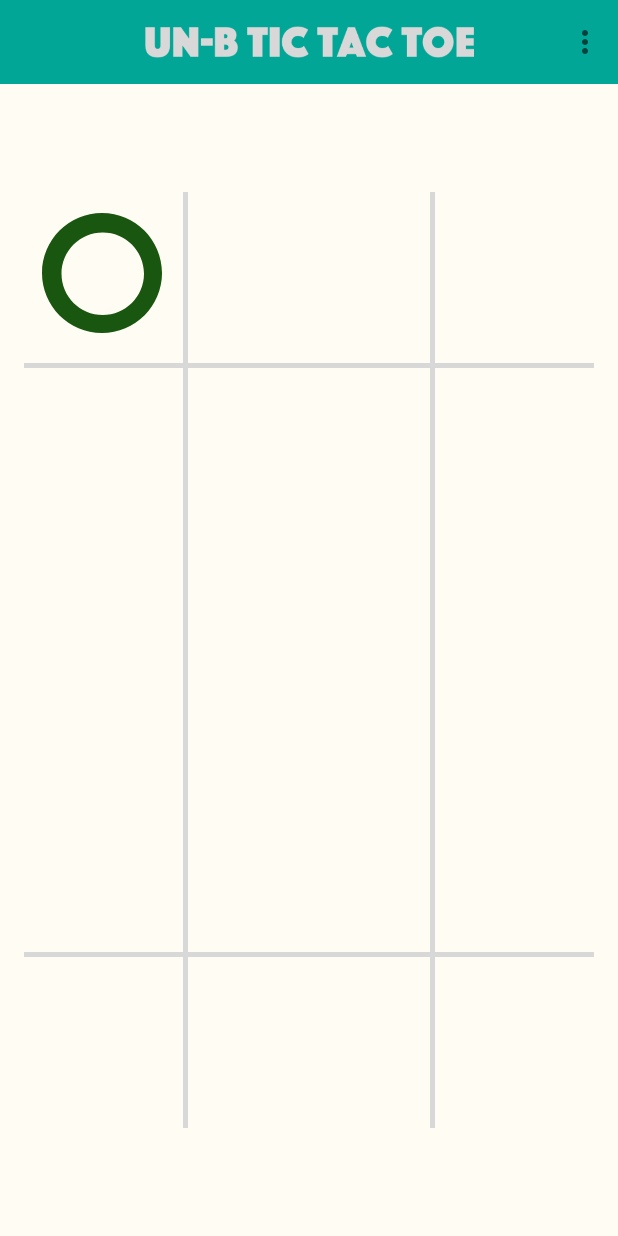
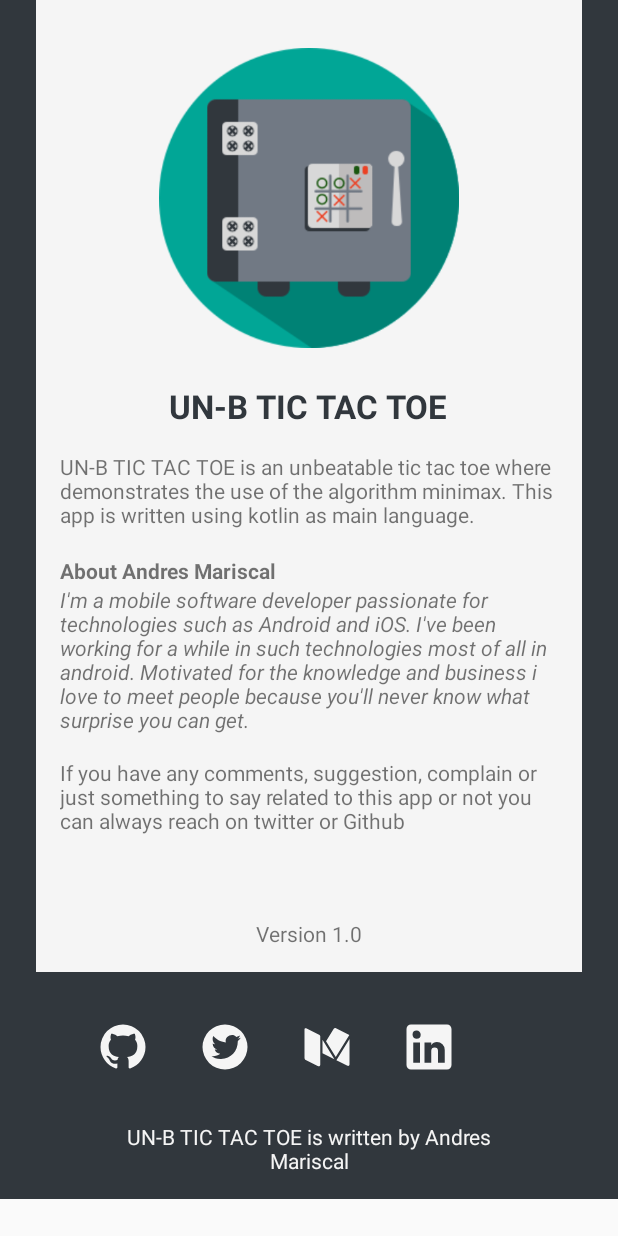
Before and after one commit to mariscallzn/KotlinTicTacToe, an Android app: the BoardActivity screen opened directly, with no data from a screen before it, after a tap on "NO", on a phone screen of 412 x 824 dp. Run offline under Robolectric (Android 15) with nearby library versions, the phone set to English and light mode, and no system bars; 1 statement that could not run was skipped; 1 other tap on this screen came first.

Commit message:
add feature that the computer start the game

```diff
--- /dev/null
+++ b/app/src/main/java/com/mariizcal/tictactoe/about/AboutActivity.kt
@@ -0,0 +1,52 @@
+package com.mariizcal.tictactoe.about
+
+import android.content.Intent
+import android.net.Uri
+import android.os.Bundle
+import android.support.v7.app.AppCompatActivity
+import android.view.Window
+import android.view.WindowManager
+import com.mariizcal.tictactoe.R
+import kotlinx.android.synthetic.main.activity_about.*
+
+/**
+ * Created by andresmariscal on 21/01/17.
+ */
+class AboutActivity : AppCompatActivity() {
+
+    override fun onCreate(savedInstanceState: Bundle?) {
+        super.onCreate(savedInstanceState)
+        requestWindowFeature(Window.FEATURE_NO_TITLE)
+        window.setFlags(WindowManager.LayoutParams.FLAG_FULLSCREEN,
+                WindowManager.LayoutParams.FLAG_FULLSCREEN)
+
+        setContentView(R.layout.activity_about)
+
+        val openSite = Intent()
+        openSite.action = Intent.ACTION_VIEW
+
+        button_github.setOnClickListener {
+            openSite.data = Uri.parse("https://github.com/mariizcal")
+            startActivity(openSite)
+        }
+
+        button_linkedin.setOnClickListener {
+            openSite.data = Uri.parse("https://www.linkedin.com/in/mariizcal")
+            startActivity(openSite)
+        }
+
+        button_medium.setOnClickListener {
+            openSite.data = Uri.parse("https://medium.com/@andresmariscal")
+            startActivity(openSite)
+        }
+
+        button_twitter.setOnClickListener {
+            openSite.data = Uri.parse("https://twitter.com/mariscal_andres")
+            startActivity(openSite)
+        }
+
+    }
+
+
+
+}
--- a/app/src/main/java/com/mariizcal/tictactoe/board/BoardActivity.kt
+++ b/app/src/main/java/com/mariizcal/tictactoe/board/BoardActivity.kt
@@ -1,5 +1,6 @@
 package com.mariizcal.tictactoe.board
 
+import android.content.Intent
 import android.support.v7.app.AppCompatActivity
 import android.os.Bundle
 import android.os.Handler
@@ -15,6 +16,7 @@ import android.view.animation.Animation
 import android.view.animation.Animation.AnimationListener
 import android.widget.TextView
 import com.mariizcal.tictactoe.R
+import com.mariizcal.tictactoe.about.AboutActivity
 import com.mariizcal.tictactoe.data.model.Cell
 import com.mariizcal.tictactoe.data.model.GameState
 import com.mariizcal.tictactoe.data.model.Seed
@@ -43,8 +45,12 @@ class BoardActivity : AppCompatActivity(), BoardPresenter.BoardView {
 
         if (intent.extras != null) {
             when (intent.extras["side"]) {
-                1 -> presenter.selectPlayer(Seed.CROSS)
-                2 -> presenter.selectPlayer(Seed.NOUGHT)
+                1 -> {
+                    presenter.selectPlayer(Seed.CROSS)
+                }
+                2 -> {
+                    presenter.selectPlayer(Seed.NOUGHT)
+                }
                 else -> finish()
             }
         } else {
@@ -253,7 +259,9 @@ class BoardActivity : AppCompatActivity(), BoardPresenter.BoardView {
         })
         restartDialog.setButton(AlertDialog.BUTTON_NEGATIVE, "NO", {
             dialogInterface, which ->
-            //TODO SHOW INFO
+            val intent = Intent(this, AboutActivity::class.java)
+            intent.flags = Intent.FLAG_ACTIVITY_NEW_TASK or Intent.FLAG_ACTIVITY_CLEAR_TASK
+            startActivity(intent)
         })
 
         restartDialog.show()
@@ -270,7 +278,9 @@ class BoardActivity : AppCompatActivity(), BoardPresenter.BoardView {
 
     override fun onOptionsItemSelected(item: MenuItem?): Boolean {
         when (item?.itemId) {
-            R.id.info -> Log.d("", "")
+            R.id.about -> {
+                startActivity(Intent(this, AboutActivity::class.java))
+            }
             R.id.restart -> finish()
         }
         return super.onOptionsItemSelected(item)
--- a/app/src/main/java/com/mariizcal/tictactoe/board/BoardPresenter.kt
+++ b/app/src/main/java/com/mariizcal/tictactoe/board/BoardPresenter.kt
@@ -10,8 +10,9 @@ import com.mariizcal.tictactoe.data.model.*
 class BoardPresenter(viewScreen: BoardView) {
     val dataManager: DataManager = DataManager()
     val computer = AIPlayerMinimax(dataManager.board)
+    val view = viewScreen
 
-    val view = viewScreen
+    var computerFirst = false
 
     init {
         dataManager.setOnGameStatusChangeListener(object : OnGameStatusChange {
@@ -23,8 +24,14 @@ class BoardPresenter(viewScreen: BoardView) {
 
     fun selectPlayer(seed: Seed) {
         computer.setSeed(when (seed) {
-            Seed.CROSS -> Seed.NOUGHT
-            else -> Seed.CROSS
+            Seed.CROSS -> {
+                computerFirst = false
+                Seed.NOUGHT
+            }
+            else -> {
+                computerFirst = true
+                Seed.CROSS
+            }
         })
 
         view.initGame()
@@ -32,6 +39,9 @@ class BoardPresenter(viewScreen: BoardView) {
 
     fun initGame() {
         dataManager.initGame()
+        if(computerFirst) {
+            view.reloadBoard(dataManager.playerMove(computer.mySeed, 0, 0))
+        }
     }
 
     fun playerMove(row: Int, col: Int) {
--- a/app/src/main/java/com/mariizcal/tictactoe/data/model/Model.kt
+++ b/app/src/main/java/com/mariizcal/tictactoe/data/model/Model.kt
@@ -13,13 +13,8 @@ enum class GameState {
     PLAYING, DRAW, CROSS_WON, NOUGHT_WON
 }
 
-class Cell(var row: Int, var col: Int) {
-    var content: Seed
-
-    init {
-        content = Seed.EMPTY
-    }
-
+class Cell(val row: Int, val col: Int) {
+    var content: Seed = Seed.EMPTY
     fun clear() {
         content = Seed.EMPTY
     }
@@ -83,7 +78,8 @@ class Board {
     }
 }
 
-abstract class AIPLayer(board: Board) {
+class AIPlayerMinimax(board: Board) {
+
     val ROW = board.ROW
     val COL = board.COL
 
@@ -105,12 +101,7 @@ abstract class AIPLayer(board: Board) {
         }
     }
 
-    abstract fun move(): Array<Int>?
-}
-
-class AIPlayerMinimax(board: Board) : AIPLayer(board) {
-
-    override fun move(): Array<Int>? {
+    fun move(): Array<Int>? {
         val result = minimax(7, mySeed)
         return arrayOf(result[1], result[2])
     }
--- /dev/null
+++ b/app/src/main/res/drawable/ic_github_circle.xml
@@ -0,0 +1,8 @@
+<!-- drawable/github_circle.xml -->
+<vector xmlns:android="http://schemas.android.com/apk/res/android"
+    android:height="36dp"
+    android:width="36dp"
+    android:viewportWidth="24"
+    android:viewportHeight="24">
+    <path android:fillColor="#F5F5F5" android:pathData="M12,2A10,10 0 0,0 2,12C2,16.42 4.87,20.17 8.84,21.5C9.34,21.58 9.5,21.27 9.5,21C9.5,20.77 9.5,20.14 9.5,19.31C6.73,19.91 6.14,17.97 6.14,17.97C5.68,16.81 5.03,16.5 5.03,16.5C4.12,15.88 5.1,15.9 5.1,15.9C6.1,15.97 6.63,16.93 6.63,16.93C7.5,18.45 8.97,18 9.54,17.76C9.63,17.11 9.89,16.67 10.17,16.42C7.95,16.17 5.62,15.31 5.62,11.5C5.62,10.39 6,9.5 6.65,8.79C6.55,8.54 6.2,7.5 6.75,6.15C6.75,6.15 7.59,5.88 9.5,7.17C10.29,6.95 11.15,6.84 12,6.84C12.85,6.84 13.71,6.95 14.5,7.17C16.41,5.88 17.25,6.15 17.25,6.15C17.8,7.5 17.45,8.54 17.35,8.79C18,9.5 18.38,10.39 18.38,11.5C18.38,15.32 16.04,16.16 13.81,16.41C14.17,16.72 14.5,17.33 14.5,18.26C14.5,19.6 14.5,20.68 14.5,21C14.5,21.27 14.66,21.59 15.17,21.5C19.14,20.16 22,16.42 22,12A10,10 0 0,0 12,2Z" />
+</vector>
--- /dev/null
+++ b/app/src/main/res/drawable/ic_linkedin_box.xml
@@ -0,0 +1,8 @@
+<!-- drawable/linkedin_box.xml -->
+<vector xmlns:android="http://schemas.android.com/apk/res/android"
+    android:height="36dp"
+    android:width="36dp"
+    android:viewportWidth="24"
+    android:viewportHeight="24">
+    <path android:fillColor="#F5F5F5" android:pathData="M19,19H16V13.7A1.5,1.5 0 0,0 14.5,12.2A1.5,1.5 0 0,0 13,13.7V19H10V10H13V11.2C13.5,10.36 14.59,9.8 15.5,9.8A3.5,3.5 0 0,1 19,13.3M6.5,8.31C5.5,8.31 4.69,7.5 4.69,6.5A1.81,1.81 0 0,1 6.5,4.69C7.5,4.69 8.31,5.5 8.31,6.5A1.81,1.81 0 0,1 6.5,8.31M8,19H5V10H8M20,2H4C2.89,2 2,2.89 2,4V20A2,2 0 0,0 4,22H20A2,2 0 0,0 22,20V4C22,2.89 21.1,2 20,2Z" />
+</vector>
--- /dev/null
+++ b/app/src/main/res/drawable/ic_medium.xml
@@ -0,0 +1,10 @@
+<!-- drawable/medium.xml -->
+<vector xmlns:android="http://schemas.android.com/apk/res/android"
+    android:width="36dp"
+    android:height="36dp"
+    android:viewportHeight="24"
+    android:viewportWidth="24">
+    <path
+        android:fillColor="#F5F5F5"
+        android:pathData="M21.93,6.62L15.89,16.47L11.57,9.43L15,3.84C15.17,3.58 15.5,3.47 15.78,3.55L21.93,6.62M22,19.78C22,20.35 21.5,20.57 20.89,20.26L16.18,17.91L22,8.41V19.78M9,19.94C9,20.5 8.57,20.76 8.07,20.5L2.55,17.76C2.25,17.6 2,17.2 2,16.86V4.14C2,3.69 2.33,3.5 2.74,3.68L8.7,6.66L9,7.12V19.94M15.29,17.46L10,14.81V8.81L15.29,17.46Z" />
+</vector>
--- /dev/null
+++ b/app/src/main/res/drawable/ic_twitter_circle.xml
@@ -0,0 +1,8 @@
+<!-- drawable/twitter_circle.xml -->
+<vector xmlns:android="http://schemas.android.com/apk/res/android"
+    android:height="36dp"
+    android:width="36dp"
+    android:viewportWidth="24"
+    android:viewportHeight="24">
+    <path android:fillColor="#F5F5F5" android:pathData="M17.71,9.33C18.19,8.93 18.75,8.45 19,7.92C18.59,8.13 18.1,8.26 17.56,8.33C18.06,7.97 18.47,7.5 18.68,6.86C18.16,7.14 17.63,7.38 16.97,7.5C15.42,5.63 11.71,7.15 12.37,9.95C9.76,9.79 8.17,8.61 6.85,7.16C6.1,8.38 6.75,10.23 7.64,10.74C7.18,10.71 6.83,10.57 6.5,10.41C6.54,11.95 7.39,12.69 8.58,13.09C8.22,13.16 7.82,13.18 7.44,13.12C7.81,14.19 8.58,14.86 9.9,15C9,15.76 7.34,16.29 6,16.08C7.15,16.81 8.46,17.39 10.28,17.31C14.69,17.11 17.64,13.95 17.71,9.33M12,2A10,10 0 0,1 22,12A10,10 0 0,1 12,22A10,10 0 0,1 2,12A10,10 0 0,1 12,2Z" />
+</vector>
--- /dev/null
+++ b/app/src/main/res/layout/activity_about.xml
@@ -0,0 +1,129 @@
+<?xml version="1.0" encoding="utf-8"?>
+<ScrollView xmlns:android="http://schemas.android.com/apk/res/android"
+    xmlns:app="http://schemas.android.com/apk/res-auto"
+    android:layout_width="match_parent"
+    android:layout_height="match_parent">
+
+    <LinearLayout
+        android:layout_width="match_parent"
+        android:layout_height="wrap_content"
+        android:background="@color/unb_black"
+        android:orientation="vertical">
+
+        <LinearLayout
+            android:layout_width="wrap_content"
+            android:layout_height="wrap_content"
+            android:layout_marginLeft="24dp"
+            android:layout_marginRight="24dp"
+            android:background="#F5F5F5"
+            android:orientation="vertical"
+            android:padding="16dp">
+
+            <ImageView
+                android:layout_width="200dp"
+                android:layout_height="200dp"
+                android:layout_gravity="center_horizontal"
+                android:layout_marginTop="16dp"
+                android:src="@drawable/ic_unbttt" />
+
+            <TextView
+                android:layout_width="wrap_content"
+                android:layout_height="wrap_content"
+                android:layout_gravity="center"
+                android:layout_marginTop="24dp"
+                android:text="UN-B TIC TAC TOE"
+                android:textColor="@color/unb_black"
+                android:textSize="22sp"
+                android:textStyle="bold" />
+
+            <TextView
+                android:layout_width="wrap_content"
+                android:layout_height="wrap_content"
+                android:layout_marginTop="16dp"
+                android:text="UN-B TIC TAC TOE is an unbeatable tic tac toe where demonstrates the use of the algorithm minimax. This app is written using kotlin as main language." />
+
+            <TextView
+                android:layout_width="wrap_content"
+                android:layout_height="wrap_content"
+                android:layout_marginTop="18dp"
+                android:text="About Andres Mariscal"
+                android:textStyle="bold" />
+
+            <TextView
+                android:layout_width="wrap_content"
+                android:layout_height="wrap_content"
+                android:text="I'm a mobile software developer passionate for technologies such as Android and iOS. I've been working for a while in such technologies most of all in android. Motivated for the knowledge and business i love to meet people because you'll never know what surprise you can get."
+                android:textStyle="italic" />
+
+            <TextView
+                android:layout_width="wrap_content"
+                android:layout_height="wrap_content"
+                android:layout_marginTop="16dp"
+                android:text="If you have any comments, suggestion, complain or just something to say related to this app or not you can always reach on twitter or Github" />
+
+            <TextView
+                android:layout_width="wrap_content"
+                android:layout_height="wrap_content"
+                android:layout_gravity="center"
+                android:layout_marginTop="56dp"
+                android:text="Version 1.0" />
+        </LinearLayout>
+
+        <android.support.v7.widget.LinearLayoutCompat
+            android:layout_width="wrap_content"
+            android:layout_height="wrap_content"
+            android:layout_marginLeft="32dp"
+            android:layout_marginRight="32dp"
+            android:orientation="horizontal"
+            android:padding="16dp">
+
+            <android.support.v7.widget.AppCompatImageView
+                android:id="@+id/button_github"
+                android:layout_width="wrap_content"
+                android:layout_height="wrap_content"
+                android:layout_weight="1"
+                android:padding="16dp"
+                app:srcCompat="@drawable/ic_github_circle" />
+
+            <android.support.v7.widget.AppCompatImageView
+                android:id="@+id/button_twitter"
+                android:layout_width="wrap_content"
+                android:layout_height="wrap_content"
+                android:layout_weight="1"
+                android:padding="16dp"
+                app:srcCompat="@drawable/ic_twitter_circle" />
+
+
+            <android.support.v7.widget.AppCompatImageView
+                android:id="@+id/button_medium"
+                android:layout_width="wrap_content"
+                android:layout_height="wrap_content"
+                android:layout_weight="1"
+                android:padding="16dp"
+                app:srcCompat="@drawable/ic_medium" />
+
+
+            <android.support.v7.widget.AppCompatImageView
+                android:id="@+id/button_linkedin"
+                android:layout_width="wrap_content"
+                android:layout_height="wrap_content"
+                android:layout_weight="1"
+                android:padding="16dp"
+                app:srcCompat="@drawable/ic_linkedin_box" />
+
+        </android.support.v7.widget.LinearLayoutCompat>
+
+        <TextView
+            android:layout_width="wrap_content"
+            android:layout_height="wrap_content"
+            android:layout_gravity="center"
+            android:textColor="#F5F5F5"
+            android:layout_marginLeft="72dp"
+            android:layout_marginRight="72dp"
+            android:layout_marginBottom="16dp"
+            android:gravity="center"
+            android:text="UN-B TIC TAC TOE is written by Andres Mariscal"/>
+
+    </LinearLayout>
+
+</ScrollView>
--- a/app/src/main/res/layout/activity_entry.xml
+++ b/app/src/main/res/layout/activity_entry.xml
@@ -32,7 +32,7 @@
         android:layout_marginLeft="32dp"
         android:layout_marginRight="32dp"
         android:layout_marginTop="16dp"
-        android:text="CORSS"
+        android:text="CROSS"
         android:textStyle="bold"
         android:textColor="@android:color/white"
         android:textSize="22sp"
@@ -58,6 +58,6 @@
         android:gravity="center"
         android:layout_marginTop="16dp"
 
-        android:text="Choose your side!"/>
+        android:text="Choose your side! Cross is always first"/>
 
 </LinearLayout>
--- a/app/src/main/res/menu/options.xml
+++ b/app/src/main/res/menu/options.xml
@@ -2,5 +2,5 @@
 <menu xmlns:android="http://schemas.android.com/apk/res/android">
 
     <item android:id="@+id/restart" android:title="@string/menu_restart"/>
-    <item android:id="@+id/info" android:title="@string/menu_info"/>
+    <item android:id="@+id/about" android:title="@string/menu_about"/>
 </menu>
--- a/app/src/main/res/values/strings.xml
+++ b/app/src/main/res/values/strings.xml
@@ -1,6 +1,5 @@
 <resources>
-    <string name="app_name">TicTacToe</string>
+    <string name="app_name">Un-B TicTacToe</string>
     <string name="menu_restart">RESTART</string>
-    <string name="menu_info">INFO</string>
-    <string name="msg_loading">Loading</string>
+    <string name="menu_about">ABOUT</string>
 </resources>
```
Also changed, not shown: app/src/main/AndroidManifest.xml (+6 -2 lines), app/src/main/res/drawable/ic_unbttt.png (added).
